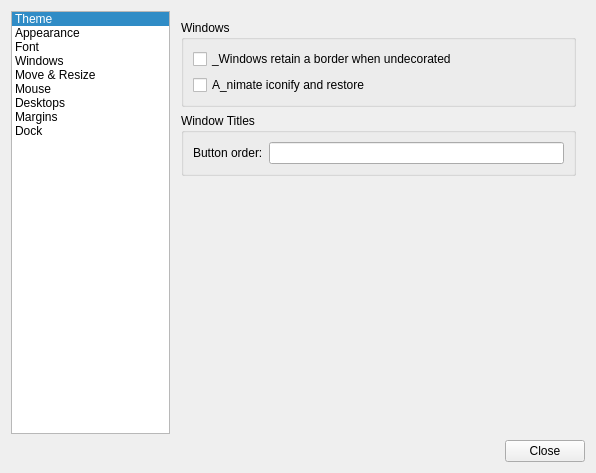
Before: the Qt Designer form src/obconf.ui in lxqt/obconf-qt, drawn with Qt 5.
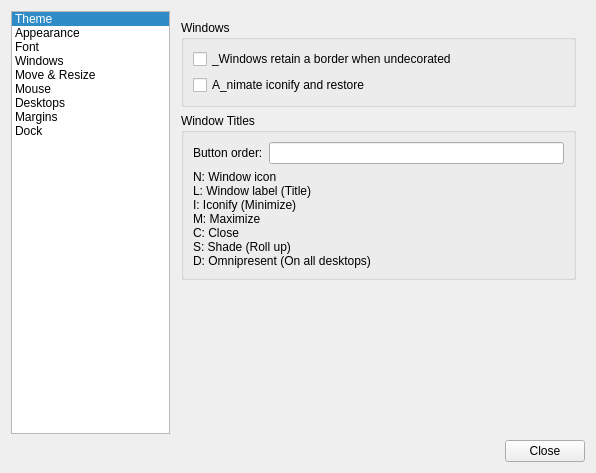
After: the same form once the commit is applied. The open tabs and pages were chosen to show the change. Custom widgets are drawn as their Qt base class.

Commit message: Partially handle combobox.

The edit to the form file:
```diff
--- a/src/obconf.ui
+++ b/src/obconf.ui
@@ -147,6 +147,19 @@
             <item row="0" column="1">
              <widget class="QLineEdit" name="title_layout"/>
             </item>
+            <item row="1" column="0" colspan="2">
+             <widget class="QLabel" name="label_35">
+              <property name="text">
+               <string>N: Window icon
+L: Window label (Title)
+I: Iconify (Minimize)
+M: Maximize
+C: Close
+S: Shade (Roll up)
+D: Omnipresent (On all desktops)</string>
+              </property>
+             </widget>
+            </item>
            </layout>
           </widget>
          </item>
```
The commit also changes 3 other files.
